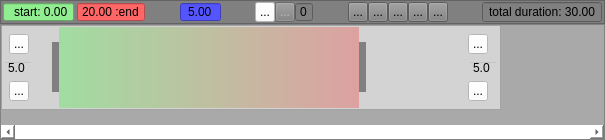
Qt form animtimeline.ui (hiergaut/AnimTimeline) before a commit.
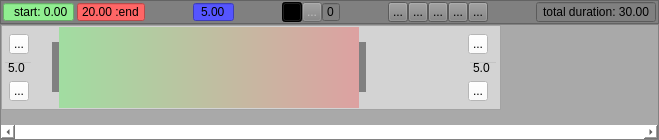
The same form after that commit. Icons and pictures are not drawn. Custom widgets are drawn as their Qt base class.

```diff
--- a/animtimeline.ui
+++ b/animtimeline.ui
@@ -6,7 +6,7 @@
    <rect>
     <x>0</x>
     <y>0</y>
-    <width>605</width>
+    <width>659</width>
     <height>140</height>
    </rect>
   </property>
@@ -281,7 +281,7 @@
          <string>&lt;html&gt;&lt;head/&gt;&lt;body&gt;&lt;p&gt;&lt;span style=&quot; font-weight:600;&quot;&gt;insert/replace key pose on cursor&lt;/span&gt;&lt;/p&gt;&lt;p&gt;shortcut: &amp;lt;i&amp;gt;&lt;/p&gt;&lt;/body&gt;&lt;/html&gt;</string>
         </property>
         <property name="styleSheet">
-         <string notr="true">background-color:white;</string>
+         <string notr="true">background-color:black;</string>
         </property>
         <property name="text">
          <string>...</string>
```
Left out of the diff: 4 changed lines with no effect on the pictures.
